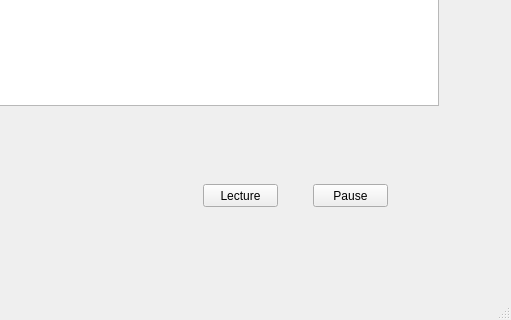
This is AudioGeek/mainwindow.ui in MacMaty/AudioGeek as Qt 5 draws it before an edit; both pictures show x 237 to 748 and y 152 to 472 of the 748 by 472 pixel window. The edited form follows.
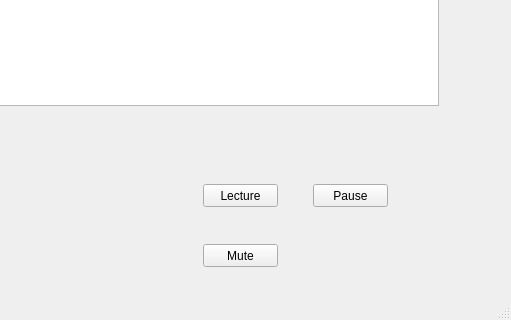
This is the edited form.

The edit to the form file:
```diff
--- a/AudioGeek/mainwindow.ui
+++ b/AudioGeek/mainwindow.ui
@@ -63,6 +63,19 @@
      </rect>
     </property>
    </widget>
+   <widget class="QPushButton" name="mute_btn">
+    <property name="geometry">
+     <rect>
+      <x>440</x>
+      <y>360</y>
+      <width>75</width>
+      <height>23</height>
+     </rect>
+    </property>
+    <property name="text">
+     <string>Mute</string>
+    </property>
+   </widget>
   </widget>
   <widget class="QMenuBar" name="menuBar">
    <property name="geometry">
```
